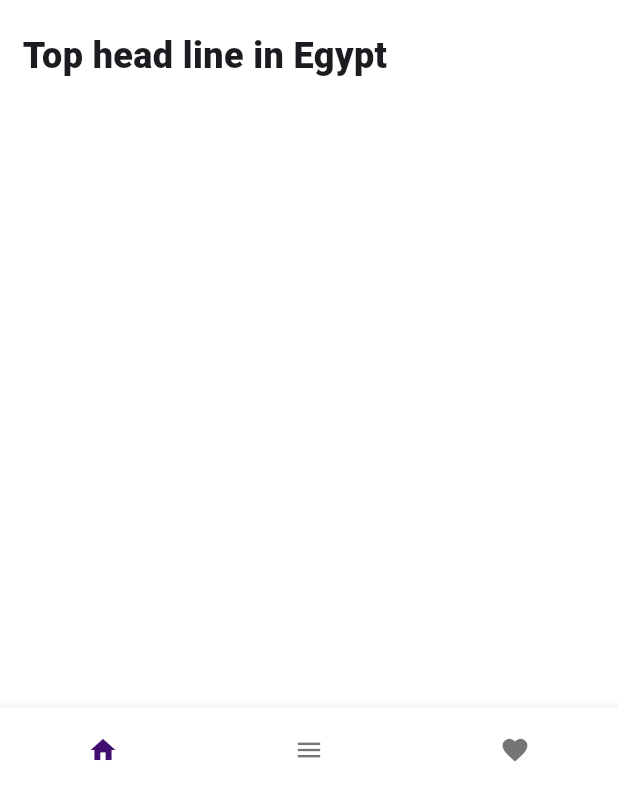
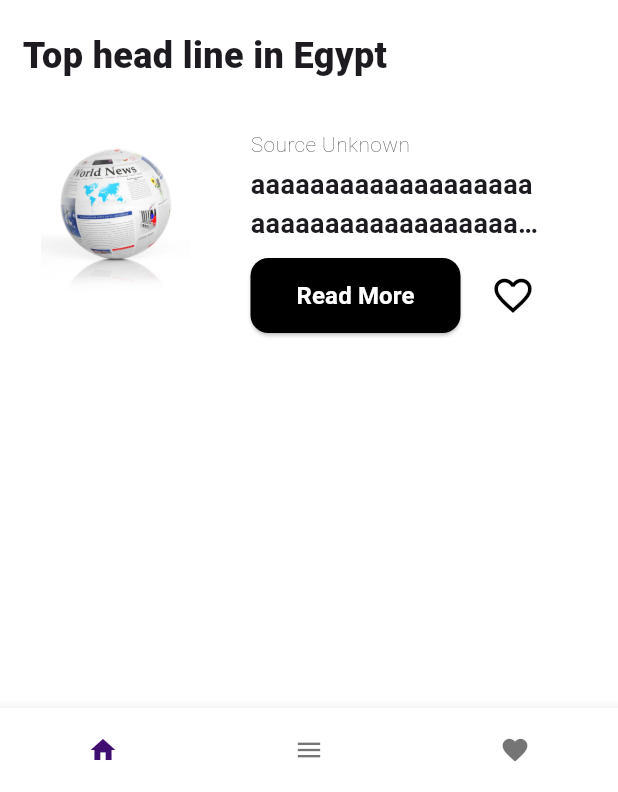
Before and after one commit to OsamaMohamedM/newsApp, a Flutter app: the screen it shows after launch, on a phone screen of 412 x 824 dp, the part 444-1236 px from its top. Run offline on Flutter 3.47's test engine with Material 3 defaults, Android fonts, the phone set to English and light mode, and no system bars; our stand-ins replace go_router, loading_animation_widget, simple_gradient_text.

Commit message:
Listview Item is done

```diff
--- /dev/null
+++ b/lib/Core/widgets/CustomPhoto.dart
@@ -0,0 +1,18 @@
+import 'package:flutter/material.dart';
+
+class CustomPhoto extends StatelessWidget {
+  const CustomPhoto({super.key});
+
+  @override
+  Widget build(BuildContext context) {
+    return ClipRRect(
+      borderRadius: BorderRadius.circular(12),
+      child: Image.asset(
+        'assets/images/main.jpg',
+        fit: BoxFit.cover,
+        width: 100,
+        height: 110,
+      ),
+    );
+  }
+}
--- a/lib/Core/widgets/DescripitonWidgets.dart
+++ b/lib/Core/widgets/DescripitonWidgets.dart
@@ -1,24 +1,27 @@
 import 'package:flutter/material.dart';
 
 class DescripitonWidgets extends StatelessWidget {
+  final bool isSplash;
   const DescripitonWidgets({
+    required this.isSplash,
     super.key,
   });
 
   @override
   Widget build(BuildContext context) {
-    return const Padding(
-      padding:  EdgeInsets.symmetric(horizontal: 28.0 ,vertical: 20.0),
-      child:  Column(
+    return  Padding(
+      padding: const EdgeInsets.symmetric(horizontal: 28.0, vertical: 20.0),
+      child: Column(
         crossAxisAlignment: CrossAxisAlignment.start,
         children: [
           Text(
             "FlutterNews",
-            style: TextStyle(fontSize: 32, fontWeight: FontWeight.w600, color: Colors.white),
+            style: TextStyle(
+                fontSize: 32, fontWeight: FontWeight.w600, color: isSplash ? Colors.black:Colors.white),
           ),
-          Text(
+          const Text(
             "Introducing Flutter News, the go-to platform for all your news needs! Whether you're into global affairs, tech innovations, sports highlights, entertainment buzz, or financial insights. We bring you the latest updates tailored to your interests. ",
-            style: TextStyle(fontSize: 14 ,color: Colors.white),
+            style: TextStyle(fontSize: 14, color: Colors.white),
           )
         ],
       ),
--- a/lib/Fetures/Home/views/Widgets/DescribetionCard.dart
+++ b/lib/Fetures/Home/views/Widgets/DescribetionCard.dart
@@ -21,7 +21,7 @@ class DescribetionCard extends StatelessWidget {
               Color(0XFF3F0E70),
             ],
           )),
-          child: const DescripitonWidgets(),
+          child: const DescripitonWidgets(isSplash:false),
     );
   }
 }
--- a/lib/Fetures/Home/views/Widgets/HomeScreenBody.dart
+++ b/lib/Fetures/Home/views/Widgets/HomeScreenBody.dart
@@ -1,8 +1,6 @@
 import 'package:flutter/material.dart';
-import 'package:flutter/widgets.dart';
-
-import '../../../../Core/widgets/DescripitonWidgets.dart';
-import 'DescribetionCard.dart';
+import 'ListViewItem.dart';
+import 'TopSection.dart';
 
 class HomeScreenBody extends StatelessWidget {
   const HomeScreenBody({super.key});
@@ -15,22 +13,9 @@ class HomeScreenBody extends StatelessWidget {
         child: Column(
           crossAxisAlignment: CrossAxisAlignment.start,
           children: [
-            const Text(
-              'Discover',
-              style: TextStyle(fontWeight: FontWeight.w600, fontSize: 35),
-            ),
-            const Text(
-              'Read your favourite news articles in just one click',
-              style: TextStyle(color: Colors.black45),
-            ),
-            const SizedBox(
-              height: 20,
-            ),
-            const DescribetionCard(),
-            const SizedBox(
-              height: 20,
-            ),
-            Text('Top head line in Egypt' , style: TextStyle(fontSize: 24 , fontWeight: FontWeight.w900 ),),
+            const TopSection(),
+            const SizedBox(height: 20),
+            const ListViewItem()
           ],
         ),
       ),
--- /dev/null
+++ b/lib/Fetures/Home/views/Widgets/ListViewItem.dart
@@ -0,0 +1,82 @@
+import 'package:flutter/material.dart';
+
+import '../../../../Core/widgets/CustomPhoto.dart';
+
+class ListViewItem extends StatelessWidget {
+  const ListViewItem({
+    super.key,
+  });
+
+  @override
+  Widget build(BuildContext context) {
+    return SizedBox(
+      width: double.infinity,
+      height: 300,
+      child: Padding(
+        padding: const EdgeInsets.all(12.0),
+        child: Row(
+          crossAxisAlignment: CrossAxisAlignment.start,
+          children: [
+            const CustomPhoto(),
+            const SizedBox(width: 40),
+            Column(
+              crossAxisAlignment: CrossAxisAlignment.start,
+              children: [
+                const Text(
+                  'Source Unknown',
+                  style: TextStyle(
+                    color: Colors.black87,
+                    fontWeight: FontWeight.w200,
+                  ),
+                ),
+                const SizedBox(height: 4),
+                const SizedBox(
+                  width: 195,
+                  child: Text(
+                    'aaaaaaaaaaaaaaaaaaaaaaaaaaaaaaaaaaaaaaaaaaaaaaaaaaaaaaaaaaaaaaaaaaaaaaaaaa',
+                    maxLines: 2,
+                    overflow: TextOverflow.ellipsis,
+                    softWrap: true,
+                    style: TextStyle(
+                      fontSize: 18,
+                      fontWeight: FontWeight.bold,
+                    ),
+                  ),
+                ),
+                const SizedBox(
+                    height: 10),
+                Row(
+                  children: [
+                    ElevatedButton(
+                      style: ElevatedButton.styleFrom(
+                        backgroundColor: Colors.black,
+                        fixedSize: const Size(140,
+                            50),
+                        shape: RoundedRectangleBorder(
+                          borderRadius: BorderRadius.circular(12),
+                        ),
+                      ),
+                      onPressed: () {},
+                      child: const Text(
+                        "Read More",
+                        style: TextStyle(
+                          color: Colors.white,
+                          fontSize: 16,
+                          fontWeight: FontWeight.bold,
+                        ),
+                      ),
+                    ),
+                    const SizedBox(width: 20,),
+
+                    const Icon(Icons.favorite_border,
+                        size: 30,color: Colors.black,),
+                  ],
+                ),
+              ],
+            ),
+          ],
+        ),
+      ),
+    );
+  }
+}
--- /dev/null
+++ b/lib/Fetures/Home/views/Widgets/TopSection.dart
@@ -0,0 +1,34 @@
+import 'package:flutter/material.dart';
+
+import 'DescribetionCard.dart';
+
+class TopSection extends StatelessWidget {
+  const TopSection({
+    super.key,
+  });
+
+  @override
+  Widget build(BuildContext context) {
+    return  const Column(
+      crossAxisAlignment: CrossAxisAlignment.start,
+      children: [
+         Text(
+          'Discover',
+          style: TextStyle(fontWeight: FontWeight.w600, fontSize: 35),
+        ),
+         Text(
+          'Read your favourite news articles in just one click',
+          style: TextStyle(color: Colors.black45),
+        ),
+         SizedBox(
+          height: 20,
+        ),
+         DescribetionCard(),
+         SizedBox(
+          height: 20,
+        ),
+        Text('Top head line in Egypt' , style: TextStyle(fontSize: 24 , fontWeight: FontWeight.w900 ),),
+      ],
+    );
+  }
+}
--- a/lib/Fetures/Splash/views/widgets/SplashScreenBody.dart
+++ b/lib/Fetures/Splash/views/widgets/SplashScreenBody.dart
@@ -42,7 +42,7 @@ class SplashScreenBody extends StatelessWidget {
                 )
               ],
             ),
-            const DescripitonWidgets(),
+            const DescripitonWidgets(isSplash : true),
             LoadingAnimationWidget.waveDots(
               color: const Color(0XFFC714D7),
               size: 50,
```
Also changed, not shown: assets/images/test.png (added).
